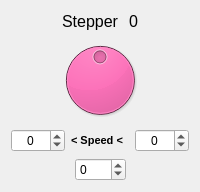
First picture: the form in enginewidget.ui, repository Dmytr0K/steppers_control_se, before the edit.
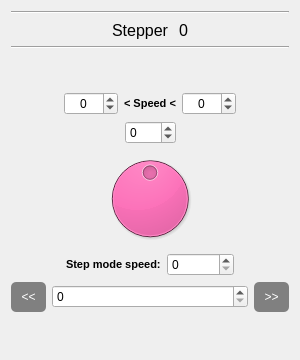
Second picture: the form after the edit.

Commit message: added steps mode

```diff
--- a/enginewidget.ui
+++ b/enginewidget.ui
@@ -6,8 +6,8 @@
    <rect>
     <x>0</x>
     <y>0</y>
-    <width>200</width>
-    <height>192</height>
+    <width>300</width>
+    <height>360</height>
    </rect>
   </property>
   <property name="minimumSize">
@@ -18,18 +18,18 @@
   </property>
   <property name="maximumSize">
    <size>
-    <width>200</width>
-    <height>260</height>
+    <width>300</width>
+    <height>360</height>
    </size>
   </property>
   <property name="windowTitle">
    <string>Form</string>
   </property>
   <layout class="QGridLayout" name="gridLayout">
-   <item row="0" column="0">
-    <layout class="QHBoxLayout" name="horizontalLayout">
+   <item row="7" column="0">
+    <layout class="QHBoxLayout" name="horizontalLayout_3">
      <item>
-      <spacer name="horizontalSpacer_3">
+      <spacer name="horizontalSpacer_5">
        <property name="orientation">
         <enum>Qt::Horizontal</enum>
        </property>
@@ -42,51 +42,113 @@
       </spacer>
      </item>
      <item>
-      <widget class="QLabel" name="label">
+      <widget class="QSpinBox" name="spinMin">
+       <property name="maximumSize">
+        <size>
+         <width>54</width>
+         <height>16777215</height>
+        </size>
+       </property>
+       <property name="alignment">
+        <set>Qt::AlignCenter</set>
+       </property>
+       <property name="minimum">
+        <number>-1000000</number>
+       </property>
+       <property name="maximum">
+        <number>1000000</number>
+       </property>
+      </widget>
+     </item>
+     <item>
+      <widget class="QLabel" name="label_2">
        <property name="font">
         <font>
-         <family>Arial</family>
-         <pointsize>12</pointsize>
-         <weight>50</weight>
-         <italic>false</italic>
-         <bold>false</bold>
+         <pointsize>8</pointsize>
+         <weight>75</weight>
+         <bold>true</bold>
         </font>
        </property>
-       <property name="styleSheet">
-        <string notr="true">font:12pt &quot;Arial&quot;;</string>
-       </property>
        <property name="text">
-        <string>Stepper </string>
+        <string>&lt; Speed &lt;</string>
        </property>
       </widget>
      </item>
      <item>
-      <widget class="QLabel" name="label_engine_number">
+      <widget class="QSpinBox" name="spinMax">
        <property name="maximumSize">
         <size>
-         <width>50</width>
+         <width>54</width>
          <height>16777215</height>
         </size>
        </property>
+       <property name="alignment">
+        <set>Qt::AlignCenter</set>
+       </property>
+       <property name="buttonSymbols">
+        <enum>QAbstractSpinBox::UpDownArrows</enum>
+       </property>
+       <property name="minimum">
+        <number>-1000000</number>
+       </property>
+       <property name="maximum">
+        <number>1000000</number>
+       </property>
+      </widget>
+     </item>
+     <item>
+      <spacer name="horizontalSpacer_6">
+       <property name="orientation">
+        <enum>Qt::Horizontal</enum>
+       </property>
+       <property name="sizeHint" stdset="0">
+        <size>
+         <width>40</width>
+         <height>20</height>
+        </size>
+       </property>
+      </spacer>
+     </item>
+    </layout>
+   </item>
+   <item row="11" column="0">
+    <layout class="QGridLayout" name="gridLayout_3">
+     <item row="1" column="2">
+      <widget class="QSpinBox" name="spinBox_stm_speed">
+       <property name="maximum">
+        <number>100000</number>
+       </property>
+      </widget>
+     </item>
+     <item row="1" column="0">
+      <spacer name="horizontalSpacer_7">
+       <property name="orientation">
+        <enum>Qt::Horizontal</enum>
+       </property>
+       <property name="sizeHint" stdset="0">
+        <size>
+         <width>40</width>
+         <height>20</height>
+        </size>
+       </property>
+      </spacer>
+     </item>
+     <item row="1" column="1">
+      <widget class="QLabel" name="label_3">
        <property name="font">
         <font>
-         <family>Arial</family>
-         <pointsize>12</pointsize>
-         <weight>50</weight>
-         <italic>false</italic>
-         <bold>false</bold>
+         <pointsize>8</pointsize>
+         <weight>75</weight>
+         <bold>true</bold>
         </font>
        </property>
-       <property name="styleSheet">
-        <string notr="true">font: 12pt &quot;Arial&quot;;</string>
-       </property>
        <property name="text">
-        <string>0</string>
+        <string>Step mode speed:</string>
        </property>
       </widget>
      </item>
-     <item>
-      <spacer name="horizontalSpacer_4">
+     <item row="1" column="3">
+      <spacer name="horizontalSpacer_8">
        <property name="orientation">
         <enum>Qt::Horizontal</enum>
        </property>
@@ -100,7 +162,7 @@
      </item>
     </layout>
    </item>
-   <item row="1" column="0">
+   <item row="9" column="0">
     <widget class="QDial" name="dial_speed">
      <property name="autoFillBackground">
       <bool>false</bool>
@@ -125,66 +187,204 @@
      </property>
     </widget>
    </item>
+   <item row="5" column="0">
+    <spacer name="verticalSpacer">
+     <property name="orientation">
+      <enum>Qt::Vertical</enum>
+     </property>
+     <property name="sizeHint" stdset="0">
+      <size>
+       <width>20</width>
+       <height>40</height>
+      </size>
+     </property>
+    </spacer>
+   </item>
+   <item row="0" column="0">
+    <widget class="Line" name="line_2">
+     <property name="orientation">
+      <enum>Qt::Horizontal</enum>
+     </property>
+    </widget>
+   </item>
+   <item row="12" column="0">
+    <layout class="QGridLayout" name="gridLayout_2">
+     <item row="0" column="0">
+      <widget class="QPushButton" name="button_left">
+       <property name="minimumSize">
+        <size>
+         <width>35</width>
+         <height>30</height>
+        </size>
+       </property>
+       <property name="maximumSize">
+        <size>
+         <width>35</width>
+         <height>30</height>
+        </size>
+       </property>
+       <property name="styleSheet">
+        <string notr="true">QPushButton:!pressed
+{
+	background-color: rgb(128, 128, 128);
+	border-radius: 5px;
+	font: 16pt &quot;Arial&amp;quot&quot;;
+	color: white;
+}
+
+QPushButton:pressed
+{
+	background-color: rgb(128, 128, 128);
+	border-radius: 5px;
+	font: 15pt &quot;Arial&amp;quot&quot;;
+	color: white;
+}</string>
+       </property>
+       <property name="text">
+        <string>&lt;&lt;</string>
+       </property>
+      </widget>
+     </item>
+     <item row="0" column="2">
+      <widget class="QPushButton" name="button_right">
+       <property name="minimumSize">
+        <size>
+         <width>35</width>
+         <height>30</height>
+        </size>
+       </property>
+       <property name="maximumSize">
+        <size>
+         <width>35</width>
+         <height>30</height>
+        </size>
+       </property>
+       <property name="styleSheet">
+        <string notr="true">QPushButton:!pressed
+{
+	background-color: rgb(128, 128, 128);
+	border-radius: 5px;
+	font: 16pt &quot;Arial&amp;quot&quot;;
+	color: white;
+}
+
+QPushButton:pressed
+{
+	background-color: rgb(128, 128, 128);
+	border-radius: 5px;
+	font: 15pt &quot;Arial&amp;quot&quot;;
+	color: white;
+}</string>
+       </property>
+       <property name="text">
+        <string>&gt;&gt;</string>
+       </property>
+      </widget>
+     </item>
+     <item row="0" column="1">
+      <widget class="QSpinBox" name="spinbox_steps">
+       <property name="maximum">
+        <number>1000000</number>
+       </property>
+      </widget>
+     </item>
+    </layout>
+   </item>
+   <item row="13" column="0">
+    <spacer name="verticalSpacer_2">
+     <property name="orientation">
+      <enum>Qt::Vertical</enum>
+     </property>
+     <property name="sizeHint" stdset="0">
+      <size>
+       <width>20</width>
+       <height>40</height>
+      </size>
+     </property>
+    </spacer>
+   </item>
+   <item row="1" column="0">
+    <layout class="QHBoxLayout" name="horizontalLayout">
+     <item>
+      <spacer name="horizontalSpacer_3">
+       <property name="orientation">
+        <enum>Qt::Horizontal</enum>
+       </property>
+       <property name="sizeHint" stdset="0">
+        <size>
+         <width>40</width>
+         <height>20</height>
+        </size>
+       </property>
+      </spacer>
+     </item>
+     <item>
+      <widget class="QLabel" name="label">
+       <property name="font">
+        <font>
+         <family>Arial</family>
+         <pointsize>12</pointsize>
+         <weight>50</weight>
+         <italic>false</italic>
+         <bold>false</bold>
+        </font>
+       </property>
+       <property name="styleSheet">
+        <string notr="true">font:12pt &quot;Arial&quot;;</string>
+       </property>
+       <property name="text">
+        <string>Stepper </string>
+       </property>
+      </widget>
+     </item>
+     <item>
+      <widget class="QLabel" name="label_engine_number">
+       <property name="maximumSize">
+        <size>
+         <width>50</width>
+         <height>16777215</height>
+        </size>
+       </property>
+       <property name="font">
+        <font>
+         <family>Arial</family>
+         <pointsize>12</pointsize>
+         <weight>50</weight>
+         <italic>false</italic>
+         <bold>false</bold>
+        </font>
+       </property>
+       <property name="styleSheet">
+        <string notr="true">font: 12pt &quot;Arial&quot;;</string>
+       </property>
+       <property name="text">
+        <string>0</string>
+       </property>
+      </widget>
+     </item>
+     <item>
+      <spacer name="horizontalSpacer_4">
+       <property name="orientation">
+        <enum>Qt::Horizontal</enum>
+       </property>
+       <property name="sizeHint" stdset="0">
+        <size>
+         <width>40</width>
+         <height>20</height>
+        </size>
+       </property>
+      </spacer>
+     </item>
+    </layout>
+   </item>
    <item row="2" column="0">
-    <layout class="QHBoxLayout" name="horizontalLayout_3">
-     <item>
-      <widget class="QSpinBox" name="spinMin">
-       <property name="maximumSize">
-        <size>
-         <width>54</width>
-         <height>16777215</height>
-        </size>
-       </property>
-       <property name="alignment">
-        <set>Qt::AlignCenter</set>
-       </property>
-       <property name="minimum">
-        <number>-1000000</number>
-       </property>
-       <property name="maximum">
-        <number>1000000</number>
-       </property>
-      </widget>
-     </item>
-     <item>
-      <widget class="QLabel" name="label_2">
-       <property name="font">
-        <font>
-         <pointsize>8</pointsize>
-         <weight>75</weight>
-         <bold>true</bold>
-        </font>
-       </property>
-       <property name="text">
-        <string>&lt; Speed &lt;</string>
-       </property>
-      </widget>
-     </item>
-     <item>
-      <widget class="QSpinBox" name="spinMax">
-       <property name="maximumSize">
-        <size>
-         <width>54</width>
-         <height>16777215</height>
-        </size>
-       </property>
-       <property name="alignment">
-        <set>Qt::AlignCenter</set>
-       </property>
-       <property name="buttonSymbols">
-        <enum>QAbstractSpinBox::UpDownArrows</enum>
-       </property>
-       <property name="minimum">
-        <number>-1000000</number>
-       </property>
-       <property name="maximum">
-        <number>1000000</number>
-       </property>
-      </widget>
-     </item>
-    </layout>
+    <widget class="Line" name="line">
+     <property name="orientation">
+      <enum>Qt::Horizontal</enum>
+     </property>
+    </widget>
    </item>
-   <item row="3" column="0">
+   <item row="8" column="0">
     <layout class="QHBoxLayout" name="horizontalLayout_2">
      <item>
       <spacer name="horizontalSpacer_2">
```
The commit also changes 5 other files.
